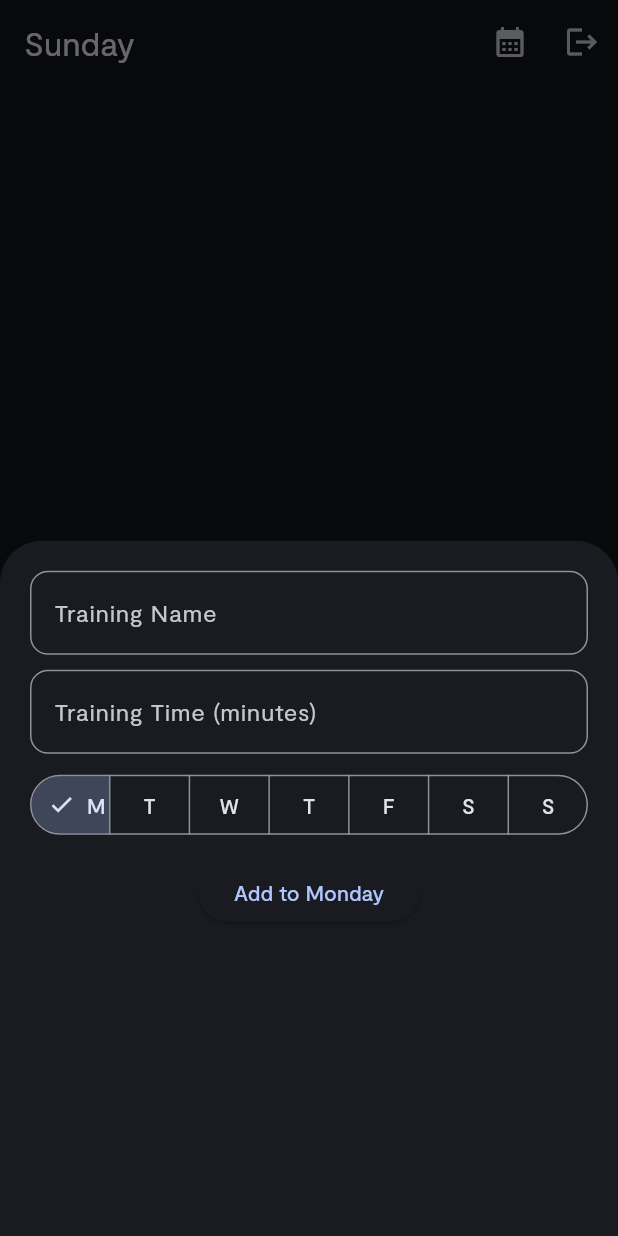
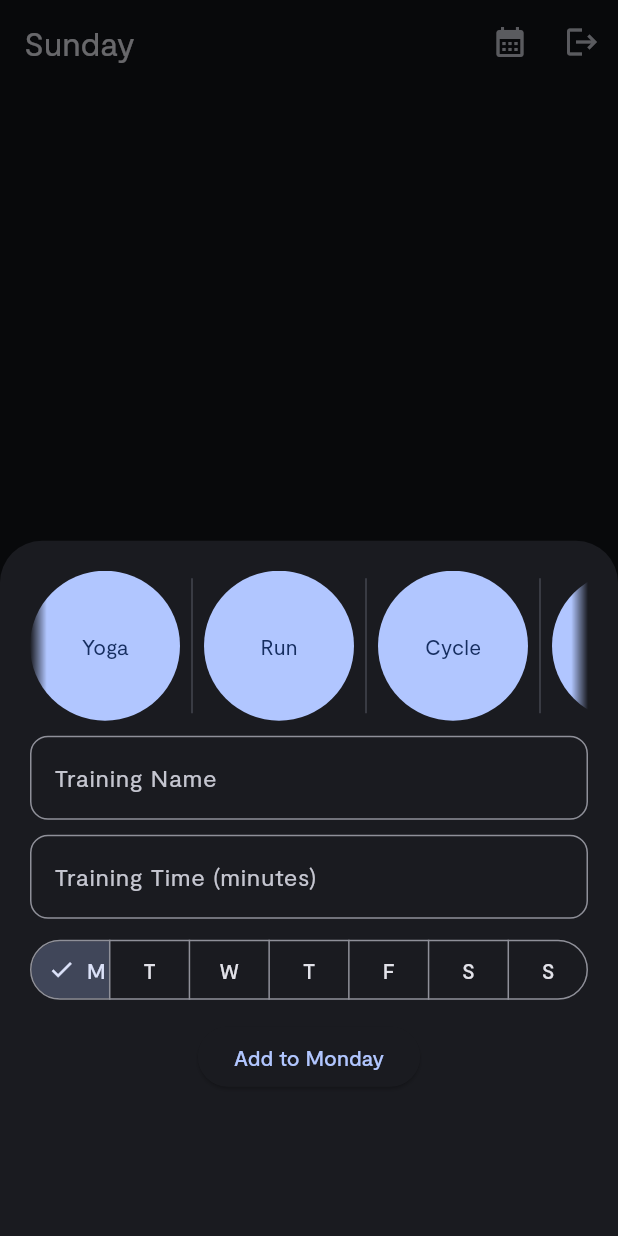
Before and after one commit to NurettinSelim/fitness-app, a Flutter app: the ExercisesPage screen opened by its route, after a tap on "Add Training", on a phone screen of 412 x 824 dp. Run offline on Flutter 3.47's test engine with Material 2 defaults, Android fonts, the phone set to English and light mode, and no system bars; our stand-ins replace email_validator, firebase_auth, firebase_core, flutter_riverpod, flutter_svg, go_router and 3 more; accounts and stored records are empty; statements that could not run were skipped.

Commit message:
ExerciseTypeSlider created

```diff
--- a/lib/core/providers/exercise_add_field_providers.dart
+++ b/lib/core/providers/exercise_add_field_providers.dart
@@ -1,3 +1,4 @@
+import 'package:fitness_app/models/exercise_type.dart';
 import 'package:flutter/material.dart';
 import 'package:flutter_riverpod/flutter_riverpod.dart';
 
@@ -5,5 +6,4 @@ final exerciseNameProvider =
     StateProvider<TextEditingController>((ref) => TextEditingController());
 final exerciseTimeProvider =
     StateProvider<TextEditingController>((ref) => TextEditingController());
-// final exerciseTypeProvider =
-//     StateProvider<TextEditingController>((ref) => TextEditingController());
+final exerciseTypeProvider = StateProvider<ExerciseType?>((ref) => null);
--- a/lib/core/ui/add_exercise_button.dart
+++ b/lib/core/ui/add_exercise_button.dart
@@ -12,17 +12,21 @@ class AddExerciseButton extends ConsumerWidget {
 
   @override
   Widget build(BuildContext context, WidgetRef ref) {
-    const ExerciseType exerciseType = ExerciseType.cooldown;
+    final ExerciseType? exerciseType = ref.watch(exerciseTypeProvider);
     final String exerciseName = ref.watch(exerciseNameProvider).text;
     final int exerciseTime =
         int.tryParse(ref.watch(exerciseTimeProvider).text) ?? 0;
     String selectedWeekdayName = ref.watch(weekdaySelectorProvider).first;
     return ElevatedButton(
       onPressed: () {
-        ExercisesManager().addExercisesToDay(
-          Exercise(exerciseType, exerciseName, exerciseTime),
-          WeekHelper.weekdayNameToNum(selectedWeekdayName),
-        );
+        if (exerciseType != null) {
+          ExercisesManager().addExercisesToDay(
+            Exercise(exerciseType, exerciseName, exerciseTime),
+            WeekHelper.weekdayNameToNum(selectedWeekdayName),
+          );
+        } else {
+          debugPrint("Exercise type not selected");
+        }
       },
       child: Text(
           "Add to ${ref.watch(weekdaySelectorProvider).first.capitalize()}"),
--- a/lib/core/ui/add_exercise_popup.dart
+++ b/lib/core/ui/add_exercise_popup.dart
@@ -1,6 +1,6 @@
 import 'package:fitness_app/core/ui/add_exercise_button.dart';
+import 'package:fitness_app/core/ui/exercise_type_slider.dart';
 import 'package:fitness_app/core/ui/weekday_selector.dart';
-import 'package:fitness_app/models/exercise.dart';
 import 'package:flutter/material.dart';
 import 'package:flutter/services.dart';
 import 'package:fitness_app/core/utils/theme_helper.dart';
@@ -20,6 +20,8 @@ class AddExercisePopup extends ConsumerWidget {
       child: Column(
         crossAxisAlignment: CrossAxisAlignment.center,
         children: [
+          const ExerciseTypeSlider(),
+          const SizedBox(height: 10),
           TextField(
             controller: nameController,
             decoration: ThemeHelper.formFieldDecoration.copyWith(
--- /dev/null
+++ b/lib/core/ui/exercise_type_slider.dart
@@ -0,0 +1,95 @@
+import 'package:fitness_app/core/providers/exercise_add_field_providers.dart';
+import 'package:fitness_app/core/utils/week_helper.dart';
+import 'package:fitness_app/models/exercise_type.dart';
+import 'package:flutter/material.dart';
+import 'package:flutter_riverpod/flutter_riverpod.dart';
+
+const _diameter = 100.0;
+
+class ExerciseTypeSlider extends ConsumerWidget {
+  const ExerciseTypeSlider({super.key});
+  final exerciseTypes = ExerciseType.values;
+  static const Gradient _maskingGradient = LinearGradient(
+    colors: [
+      Colors.transparent,
+      Colors.black,
+      Colors.black,
+      Colors.transparent,
+    ],
+    stops: [0, 0.03, 0.97, 1],
+    begin: Alignment.centerRight,
+    end: Alignment.centerLeft,
+  );
+  @override
+  Widget build(BuildContext context, WidgetRef ref) {
+    final selectedExerciseType = ref.watch(exerciseTypeProvider);
+    return ShaderMask(
+      shaderCallback: (bounds) => _maskingGradient.createShader(bounds),
+      // This blend mode takes the opacity of the shader (i.e. our gradient)
+      // and applies it to the destination.
+      blendMode: BlendMode.dstIn,
+      child: SizedBox(
+        height: _diameter,
+        child: ListView.separated(
+          scrollDirection: Axis.horizontal,
+          itemBuilder: (context, index) => SliderItem(
+            exerciseType: exerciseTypes[index],
+            isSelected: exerciseTypes[index] == selectedExerciseType,
+          ),
+          separatorBuilder: (context, index) => const FractionallySizedBox(
+            heightFactor: 0.9,
+            child: VerticalDivider(),
+          ),
+          itemCount: exerciseTypes.length,
+        ),
+      ),
+    );
+  }
+}
+
+class SliderItem extends ConsumerWidget {
+  const SliderItem({
+    super.key,
+    required this.exerciseType,
+    this.isSelected = false,
+  });
+  final ExerciseType exerciseType;
+  final bool isSelected;
+
+  @override
+  Widget build(BuildContext context, WidgetRef ref) {
+    return SizedBox(
+      child: Center(
+        child: Container(
+          height: _diameter,
+          width: _diameter,
+          decoration: BoxDecoration(
+            shape: BoxShape.circle,
+            color: isSelected
+                ? Theme.of(context).colorScheme.primaryContainer
+                : Theme.of(context).colorScheme.primary,
+          ),
+          child: Material(
+            color: Colors.transparent,
+            child: InkWell(
+              borderRadius: BorderRadius.circular(_diameter / 2),
+              onTap: () {
+                ref.watch(exerciseTypeProvider.notifier).state = exerciseType;
+              },
+              child: Center(
+                child: Text(
+                  exerciseType.name.capitalize(),
+                  style: TextStyle(
+                    color: isSelected
+                        ? Theme.of(context).colorScheme.onPrimaryContainer
+                        : Theme.of(context).colorScheme.onPrimary,
+                  ),
+                ),
+              ),
+            ),
+          ),
+        ),
+      ),
+    );
+  }
+}
```
